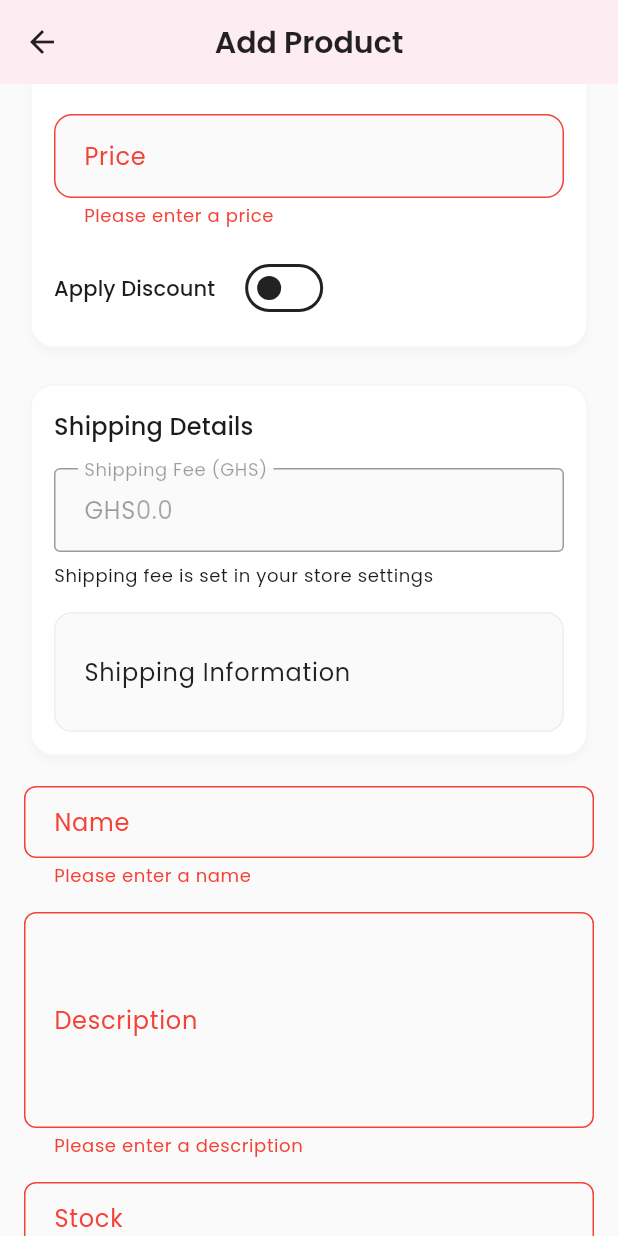
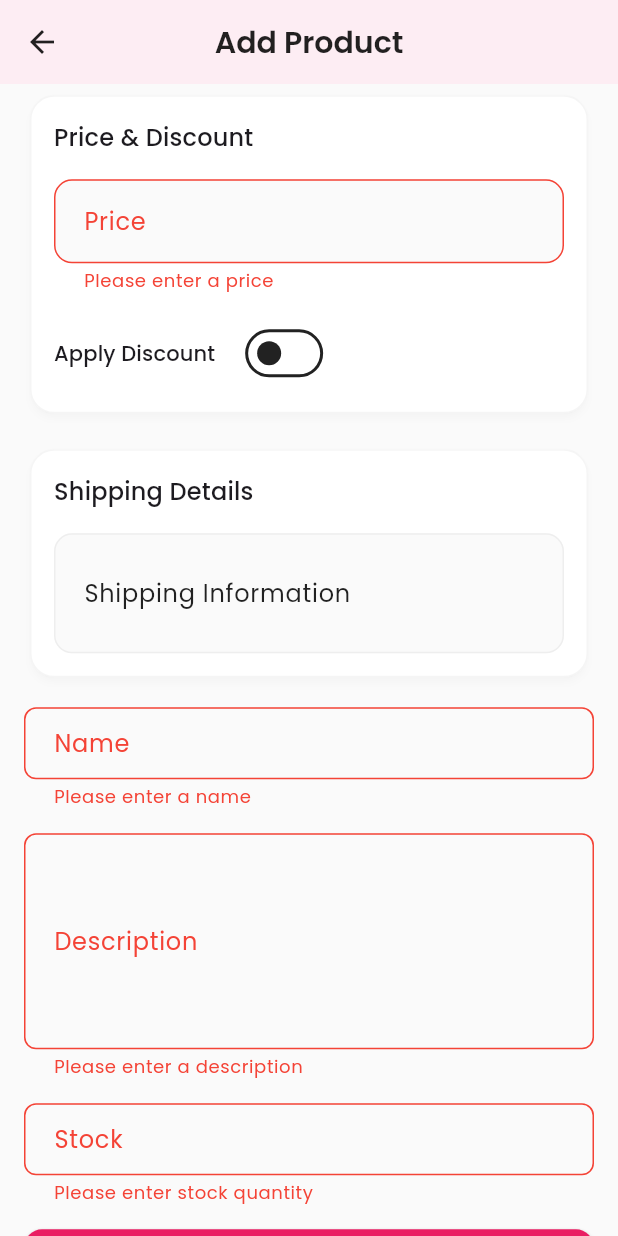
Before and after one commit to dordunu1/AndroidMecrh, a Flutter app: the AddProductScreen screen opened directly, scrolled down 576 dp, after a tap on "Add Product", on a phone screen of 412 x 824 dp. Run offline on Flutter 3.47's test engine with Material 3 defaults, Android fonts, the phone set to English and light mode, and no system bars; our stand-ins replace cached_network_image, cloud_firestore, firebase_auth, firebase_core, firebase_storage, flutter_dotenv and 8 more; accounts and stored records are empty.

Commit message:
made changes

```diff
--- a/lib/models/product.dart
+++ b/lib/models/product.dart
@@ -14,7 +14,7 @@ class Product {
   final bool isActive;
   final String createdAt;
   final String? updatedAt;
-  final double shippingFee;
+  final double? shippingFee;
   final String? shippingInfo;
   final bool hasVariants;
   final List<String> sizes;
@@ -42,7 +42,7 @@ class Product {
     required this.isActive,
     required this.createdAt,
     this.updatedAt,
-    required this.shippingFee,
+    this.shippingFee,
     this.shippingInfo,
     this.hasVariants = false,
     this.sizes = const [],
--- a/lib/screens/seller/add_product_screen.dart
+++ b/lib/screens/seller/add_product_screen.dart
@@ -144,7 +144,6 @@ class _AddProductScreenState extends ConsumerState<AddProductScreen> {
   String _selectedCategory = '';
   String _selectedSubCategory = '';
   List<File> _selectedImages = [];
-  double _shippingFee = 0.0;
   bool _hasVariants = false;
   List<String> _selectedSizes = [];
   List<String> _selectedColors = [];
@@ -160,7 +159,6 @@ class _AddProductScreenState extends ConsumerState<AddProductScreen> {
   @override
   void initState() {
     super.initState();
-    _loadSellerPreferences();
   }
 
   @override
@@ -172,22 +170,6 @@ class _AddProductScreenState extends ConsumerState<AddProductScreen> {
     _shippingInfoController.dispose();
     _discountPercentController.dispose();
     super.dispose();
-  }
-
-  Future<void> _loadSellerPreferences() async {
-    setState(() => _isLoading = true);
-
-    try {
-      final seller = await ref.read(sellerServiceProvider).getSellerProfile();
-
-      setState(() {
-        _shippingFee = seller.shippingFee;
-      });
-    } catch (e) {
-      setState(() => _error = e.toString());
-    } finally {
-      setState(() => _isLoading = false);
-    }
   }
 
   Future<void> _pickImages() async {
@@ -816,23 +798,6 @@ class _AddProductScreenState extends ConsumerState<AddProductScreen> {
                     ),
                     const SizedBox(height: 16),
 
-                    // Shipping Fee (Read-only)
-                    TextFormField(
-                      initialValue: _shippingFee.toString(),
-                      enabled: false,
-                      decoration: const InputDecoration(
-                        labelText: 'Shipping Fee (GHS)',
-                        border: OutlineInputBorder(),
-                        prefixText: 'GHS',
-                      ),
-                    ),
-                    const SizedBox(height: 8),
-                    Text(
-                      'Shipping fee is set in your store settings',
-                      style: Theme.of(context).textTheme.bodySmall,
-                    ),
-                    const SizedBox(height: 16),
-
                     // Shipping Information
                     TextFormField(
                       controller: _shippingInfoController,
@@ -1018,7 +983,6 @@ class _AddProductScreenState extends ConsumerState<AddProductScreen> {
         isActive: true,
         createdAt: DateTime.now().toIso8601String(),
         updatedAt: DateTime.now().toIso8601String(),
-        shippingFee: _shippingFee,
         shippingInfo: _shippingInfoController.text,
         hasVariants: _hasVariants,
         sizes: _selectedSizes,
```
Also changed, not shown: lib/screens/seller/edit_product_screen.dart (+0 -20 lines).
